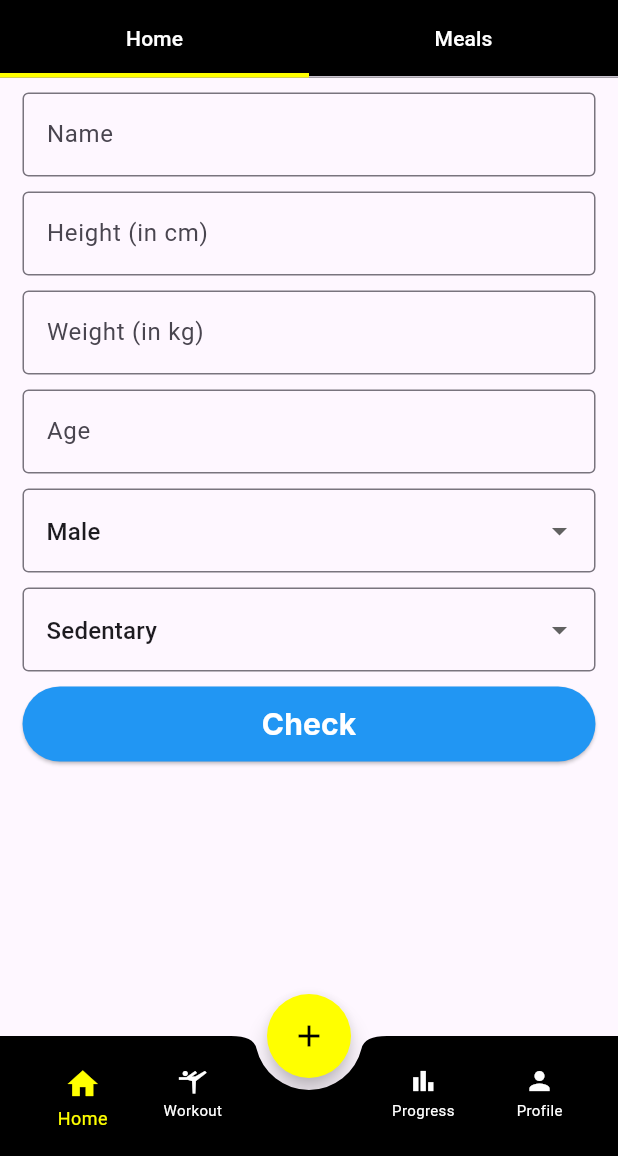
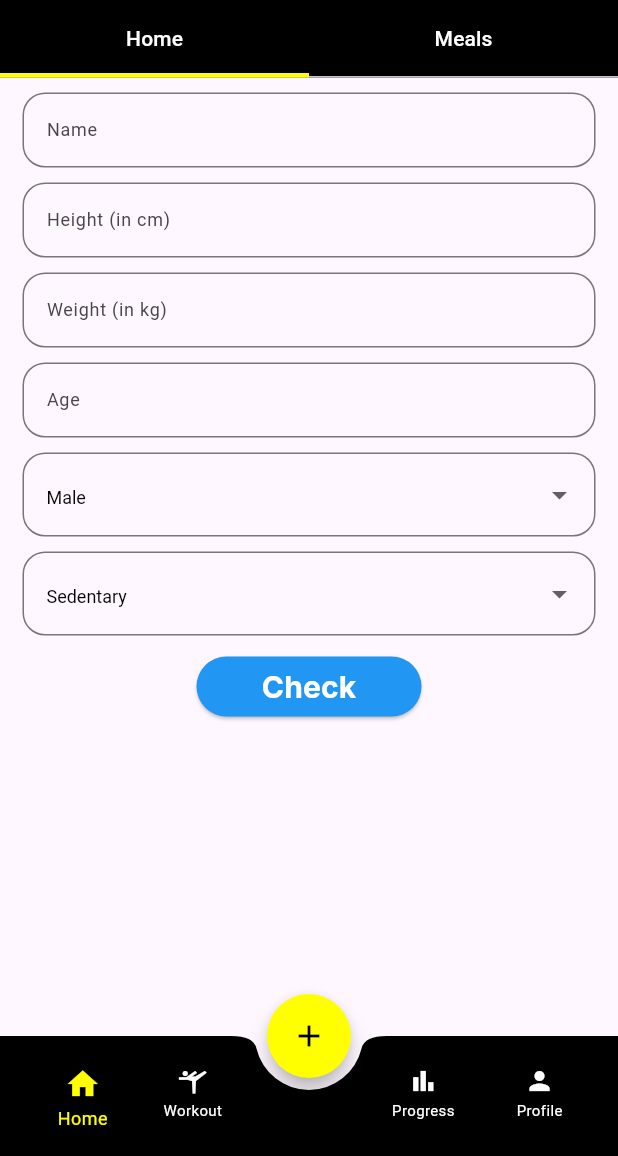
Before and after one commit to absharul/NutriFit, a Flutter app: the screen it shows after launch, on a phone screen of 412 x 824 dp, the part 80-1236 px from its top. Run offline on Flutter 3.47's test engine with Material 3 defaults, Android fonts, the phone set to English and light mode, and no system bars; our stand-ins replace flutter_riverpod, go_router, google_fonts.

Commit message:
little changes made

```diff
--- /dev/null
+++ b/lib/Screens/check_screen.dart
@@ -0,0 +1,88 @@
+import 'package:flutter/material.dart';
+import 'package:flutter_riverpod/flutter_riverpod.dart';
+import 'package:google_fonts/google_fonts.dart';
+
+import '../Widgets/User_Form/user_info_widget.dart';
+
+class CheckScreen extends ConsumerStatefulWidget {
+  const CheckScreen({super.key});
+
+  @override
+  ConsumerState<CheckScreen> createState() => _CheckScreenState();
+}
+
+class _CheckScreenState extends ConsumerState<CheckScreen> {
+
+  Map<String, dynamic>? userData;
+  Map<String, List<int>>? calculationResults;
+
+  void _handleFormSubmit(
+      Map<String, dynamic> userData, Map<String, List<int>> results) {
+    print('Form Submitted');
+    print('User Data: $userData');
+    print('Calculation Results: $results');
+
+    setState(() {
+      this.userData = userData;
+      this.calculationResults = results;
+    });
+  }
+
+  @override
+  Widget build(BuildContext context) {
+    return Scaffold(
+      body: SingleChildScrollView(
+        child: Column(
+          children: [
+            UserFormWidget(onFormSubmit: _handleFormSubmit),
+            if (userData != null && calculationResults != null) ...[
+              Card(
+                elevation: 5,
+                margin: const EdgeInsets.all(16),
+                shape: RoundedRectangleBorder(
+                  borderRadius: BorderRadius.circular(12),
+                ),
+                child: SizedBox(
+                  width: MediaQuery.of(context).size.width * 0.9,
+                  height: 200,
+                  child: Padding(
+                    padding: const EdgeInsets.all(16.0),
+                    child: Column(
+                      crossAxisAlignment: CrossAxisAlignment.start,
+                      children: [
+                        Text(
+                          'Hello, ${userData!['name']}!',
+                          style: GoogleFonts.inter(
+                            fontSize: 20,
+                            fontWeight: FontWeight.bold,
+                            color: Colors.black,
+                          ),
+                        ),
+                        const SizedBox(height: 10),
+                        Text(
+                          'Calories: ${calculationResults!['Calorie']?.join(' - ')}',
+                          style: const TextStyle(
+                            fontSize: 16,
+                            color: Colors.black,
+                          ),
+                        ),
+                        const SizedBox(height: 5),
+                        Text(
+                          'Protein: ${calculationResults!['Protein']?.join(' - ')}',
+                          style: const TextStyle(
+                            fontSize: 16,
+                            color: Colors.black,
+                          ),
+                        ),
+                      ],
+                    ),
+                  ),
+                ),
+              ),
+            ],
+          ],
+        ),
+      ),
+    );
+  }
+}
--- a/lib/Screens/home_screen.dart
+++ b/lib/Screens/home_screen.dart
@@ -4,6 +4,7 @@ import 'package:flutter/cupertino.dart';
 import 'package:flutter/material.dart';
 import 'package:flutter_riverpod/flutter_riverpod.dart';
 import 'package:google_fonts/google_fonts.dart';
+import 'package:nutrifit/Screens/check_screen.dart';
 import '../Widgets/User_Form/user_info_widget.dart';
 
 class HomeScreen extends ConsumerStatefulWidget {
@@ -18,8 +19,6 @@ class _HomeScreenState extends ConsumerState<HomeScreen>
   int _selectedIndex = 0;
   late TabController _tabController;
 
-  Map<String, dynamic>? userData;
-  Map<String, List<int>>? calculationResults;
 
   @override
   void initState() {
@@ -34,16 +33,6 @@ class _HomeScreenState extends ConsumerState<HomeScreen>
     });
   }
 
-  void _handleFormSubmit(Map<String, dynamic> userData, Map<String, List<int>> results) {
-    print('Form Submitted');
-    print('User Data: $userData');
-    print('Calculation Results: $results');
-
-    setState(() {
-      this.userData = userData;
-      this.calculationResults = results;
-    });
-  }
 
 
   @override
@@ -81,58 +70,8 @@ class _HomeScreenState extends ConsumerState<HomeScreen>
       ),
       body: TabBarView(
         controller: _tabController,
-        children:  [
-          Column(
-            children: [
-              UserFormWidget(onFormSubmit: _handleFormSubmit),
-              if (userData != null && calculationResults != null) ...[
-                Card(
-                  elevation: 5,
-                  margin: const EdgeInsets.all(16),
-                  shape: RoundedRectangleBorder(
-                    borderRadius: BorderRadius.circular(12),
-                  ),
-                  child: SizedBox(
-                    width: MediaQuery.of(context).size.width * 0.9,
-                    height: 200,
-                  child: Padding(
-                  padding: const EdgeInsets.all(16.0),
-    child: Column(
-    crossAxisAlignment: CrossAxisAlignment.start,
-    children: [
-    Text(
-    'Hello, ${userData!['name']}!',
-    style: GoogleFonts.inter(
-    fontSize: 20,
-    fontWeight: FontWeight.bold,
-    color: Colors.black,
-    ),
-    ),
-    const SizedBox(height: 10),
-    Text(
-    'Calories: ${calculationResults!['Calorie']?.join(' - ')}',
-    style: const TextStyle(
-    fontSize: 16,
-    color: Colors.black,
-    ),
-    ),
-    const SizedBox(height: 5),
-    Text(
-    'Protein: ${calculationResults!['Protein']?.join(' - ')}',
-    style: const TextStyle(
-    fontSize: 16,
-    color: Colors.black,
-    ),
-    ),
-    ],
-    ),
-    ),
-                  ),
-
-                ),
-              ],
-            ],
-          ),
+        children: [
+          CheckScreen(),
           const Center(
             child: Text('Tab 2 Content'), // Content for Tab 2
           ),
@@ -174,7 +113,9 @@ class _HomeScreenState extends ConsumerState<HomeScreen>
                         children: [
                           Icon(
                             Icons.home,
-                            color: _selectedIndex == 0 ? Colors.yellowAccent : Colors.white,
+                            color: _selectedIndex == 0
+                                ? Colors.yellowAccent
+                                : Colors.white,
                             size: 20,
                           ),
                           const SizedBox(
@@ -182,7 +123,11 @@ class _HomeScreenState extends ConsumerState<HomeScreen>
                           ),
                           Text(
                             'Home',
-                            style: TextStyle(color: _selectedIndex == 0 ? Colors.yellowAccent : Colors.white, fontSize: 10),
+                            style: TextStyle(
+                                color: _selectedIndex == 0
+                                    ? Colors.yellowAccent
+                                    : Colors.white,
+                                fontSize: 10),
                           )
                         ],
                       )),
@@ -205,11 +150,13 @@ class _HomeScreenState extends ConsumerState<HomeScreen>
                     duration: const Duration(milliseconds: 100),
                     curve: Curves.easeOut,
                     transform: Matrix4.identity()..scale(scale),
-                    child:  Column(
+                    child: Column(
                       children: [
                         Icon(
                           Icons.sports_gymnastics_outlined,
-                          color: _selectedIndex == 1 ? Colors.yellowAccent : Colors.white,
+                          color: _selectedIndex == 1
+                              ? Colors.yellowAccent
+                              : Colors.white,
                           size: 20,
                         ),
                         const SizedBox(
@@ -217,7 +164,11 @@ class _HomeScreenState extends ConsumerState<HomeScreen>
                         ),
                         Text(
                           'Workout',
-                          style: TextStyle(color: _selectedIndex == 1 ? Colors.yellowAccent : Colors.white, fontSize: 10),
+                          style: TextStyle(
+                              color: _selectedIndex == 1
+                                  ? Colors.yellowAccent
+                                  : Colors.white,
+                              fontSize: 10),
                         )
                       ],
                     ),
@@ -247,7 +198,9 @@ class _HomeScreenState extends ConsumerState<HomeScreen>
                       children: [
                         Icon(
                           Icons.bar_chart,
-                          color: _selectedIndex == 2 ? Colors.yellowAccent : Colors.white,
+                          color: _selectedIndex == 2
+                              ? Colors.yellowAccent
+                              : Colors.white,
                           size: 20,
                         ),
                         const SizedBox(
@@ -255,7 +208,11 @@ class _HomeScreenState extends ConsumerState<HomeScreen>
                         ),
                         Text(
                           'Progress',
-                          style: TextStyle(color: _selectedIndex == 2 ? Colors.yellowAccent : Colors.white, fontSize: 10),
+                          style: TextStyle(
+                              color: _selectedIndex == 2
+                                  ? Colors.yellowAccent
+                                  : Colors.white,
+                              fontSize: 10),
                         )
                       ],
                     ),
@@ -284,7 +241,9 @@ class _HomeScreenState extends ConsumerState<HomeScreen>
                         children: [
                           Icon(
                             Icons.person,
-                            color: _selectedIndex == 3 ? Colors.yellowAccent : Colors.white,
+                            color: _selectedIndex == 3
+                                ? Colors.yellowAccent
+                                : Colors.white,
                             size: 20,
                           ),
                           const SizedBox(
@@ -292,7 +251,11 @@ class _HomeScreenState extends ConsumerState<HomeScreen>
                           ),
                           Text(
                             'Profile',
-                            style: TextStyle(color: _selectedIndex == 3 ? Colors.yellowAccent : Colors.white, fontSize: 10),
+                            style: TextStyle(
+                                color: _selectedIndex == 3
+                                    ? Colors.yellowAccent
+                                    : Colors.white,
+                                fontSize: 10),
                           )
                         ],
                       )),
--- a/lib/Widgets/User_Form/user_info_widget.dart
+++ b/lib/Widgets/User_Form/user_info_widget.dart
@@ -45,10 +45,13 @@ class _UserFormWidgetState extends State<UserFormWidget> {
             padding: const EdgeInsets.only(left: 15.0, right: 15.0, top: 10.0),
             child: TextFormField(
               controller: nameController,
-              decoration: const InputDecoration(
+              decoration:  InputDecoration(
                 hintText: 'Name',
-                border: OutlineInputBorder(),
+                border: OutlineInputBorder(
+                  borderRadius: BorderRadius.circular(15)
+                ),
               ),
+              style: const TextStyle(fontSize: 12.0),
               validator: (value) {
                 if (value == null || value.isEmpty) {
                   return 'Please enter your name';
@@ -63,10 +66,13 @@ class _UserFormWidgetState extends State<UserFormWidget> {
             child: TextFormField(
               controller: heightController,
               keyboardType: TextInputType.number,
-              decoration: const InputDecoration(
+              decoration: InputDecoration(
                 hintText: 'Height (in cm)',
-                border: OutlineInputBorder(),
+                border: OutlineInputBorder(
+                    borderRadius: BorderRadius.circular(15)
+                ),
               ),
+              style: const TextStyle(fontSize: 12.0),
               validator: (value) {
                 if (value == null || value.isEmpty) {
                   return 'Please enter your height';
@@ -84,10 +90,13 @@ class _UserFormWidgetState extends State<UserFormWidget> {
             child: TextFormField(
               controller: weightController,
               keyboardType: TextInputType.number,
-              decoration: const InputDecoration(
+              decoration: InputDecoration(
                 hintText: 'Weight (in kg)',
-                border: OutlineInputBorder(),
+                border: OutlineInputBorder(
+                    borderRadius: BorderRadius.circular(15)
+                ),
               ),
+              style: const TextStyle(fontSize: 12.0),
               validator: (value) {
                 if (value == null || value.isEmpty) {
                   return 'Please enter your weight';
@@ -105,10 +114,13 @@ class _UserFormWidgetState extends State<UserFormWidget> {
             child: TextFormField(
               controller: ageController,
               keyboardType: TextInputType.number,
-              decoration: const InputDecoration(
+              decoration: InputDecoration(
                 hintText: 'Age',
-                border: OutlineInputBorder(),
+                border: OutlineInputBorder(
+                    borderRadius: BorderRadius.circular(15)
+                ),
               ),
+              style: const TextStyle(fontSize: 12.0),
               validator: (value) {
                 if (value == null || value.isEmpty) {
                   return 'Please enter your age';
@@ -125,10 +137,13 @@ class _UserFormWidgetState extends State<UserFormWidget> {
             padding: const EdgeInsets.only(left: 15.0, right: 15.0, top: 10.0),
             child: DropdownButtonFormField<String>(
               value: selectedGender,
-              decoration: const InputDecoration(
+              decoration:  InputDecoration(
                 hintText: 'Gender',
-                border: OutlineInputBorder(),
+                border: OutlineInputBorder(
+                    borderRadius: BorderRadius.circular(15)
+                ),
               ),
+              style: const TextStyle(fontSize: 12.0,color: Colors.black),
               onChanged: (String? newValue) {
                 setState(() {
                   selectedGender = newValue!;
@@ -148,10 +163,13 @@ class _UserFormWidgetState extends State<UserFormWidget> {
             padding: const EdgeInsets.only(left: 15.0, right: 15.0, top: 10.0),
             child: DropdownButtonFormField<String>(
               value: selectedActivity,
-              decoration: const InputDecoration(
+              decoration:  InputDecoration(
                 hintText: 'Activity Level',
-                border: OutlineInputBorder(),
+                border: OutlineInputBorder(
+                    borderRadius: BorderRadius.circular(15)
+                ),
               ),
+              style: const TextStyle(fontSize: 12.0,color: Colors.black),
               onChanged: (String? newValue) {
                 setState(() {
                   selectedActivity = newValue!;
@@ -172,7 +190,8 @@ class _UserFormWidgetState extends State<UserFormWidget> {
             child: ElevatedButton(
               style: ButtonStyle(
                 backgroundColor: WidgetStateProperty.all<Color>(Colors.blue),
-                minimumSize: WidgetStateProperty.all(const Size(200, 50)),
+                minimumSize: WidgetStateProperty.all(const Size(50, 40)),
+                maximumSize: WidgetStateProperty.all(const Size(150, 40))
               ),
               onPressed: () {
                 if (_validateForm()) {
```
